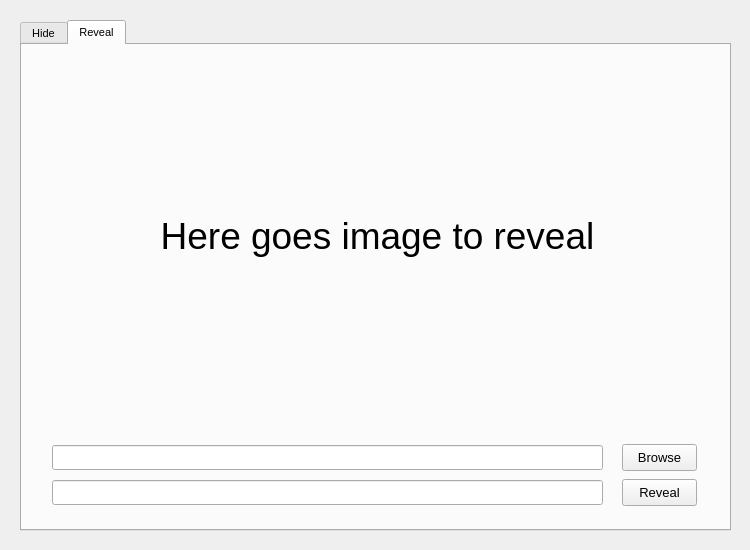
Old version of the form steganography.ui in the repository DenisTrputec/Steganography.
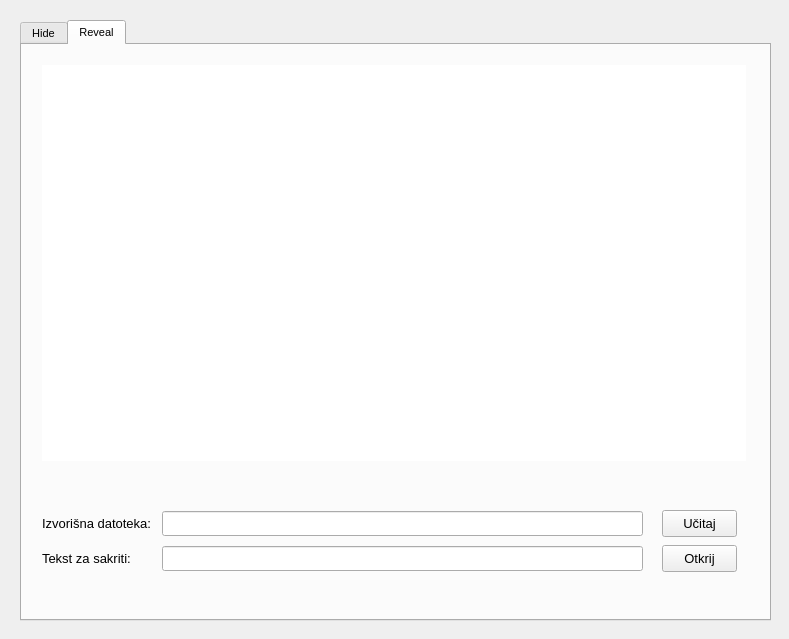
New version of the form. The open tabs and pages were chosen to show the change.

Commit message: Gui and Steganography connection

The edit to the form file:
```diff
--- a/steganography.ui
+++ b/steganography.ui
@@ -6,8 +6,8 @@
    <rect>
     <x>0</x>
     <y>0</y>
-    <width>750</width>
-    <height>550</height>
+    <width>789</width>
+    <height>639</height>
    </rect>
   </property>
   <property name="font">
@@ -23,8 +23,8 @@
     <rect>
      <x>20</x>
      <y>20</y>
-     <width>711</width>
-     <height>511</height>
+     <width>751</width>
+     <height>601</height>
     </rect>
    </property>
    <property name="currentIndex">
@@ -126,61 +126,13 @@
     <attribute name="title">
      <string>Reveal</string>
     </attribute>
-    <widget class="QPushButton" name="pushButton_reveal_browse">
-     <property name="geometry">
-      <rect>
-       <x>600</x>
-       <y>399</y>
-       <width>75</width>
-       <height>27</height>
-      </rect>
-     </property>
-     <property name="font">
-      <font>
-       <pointsize>10</pointsize>
-      </font>
-     </property>
-     <property name="text">
-      <string>Browse</string>
-     </property>
-    </widget>
-    <widget class="QLineEdit" name="lineEdit_reveal">
-     <property name="geometry">
-      <rect>
-       <x>30</x>
-       <y>435</y>
-       <width>551</width>
-       <height>25</height>
-      </rect>
-     </property>
-     <property name="font">
-      <font>
-       <pointsize>10</pointsize>
-      </font>
-     </property>
-    </widget>
-    <widget class="QLineEdit" name="lineEdit_reveal_browse">
-     <property name="geometry">
-      <rect>
-       <x>30</x>
-       <y>400</y>
-       <width>551</width>
-       <height>25</height>
-      </rect>
-     </property>
-     <property name="font">
-      <font>
-       <pointsize>10</pointsize>
-      </font>
-     </property>
-    </widget>
     <widget class="QLabel" name="label_reveal_image">
      <property name="geometry">
       <rect>
        <x>20</x>
        <y>20</y>
-       <width>671</width>
-       <height>341</height>
+       <width>704</width>
+       <height>396</height>
       </rect>
      </property>
      <property name="font">
@@ -188,8 +140,11 @@
        <pointsize>28</pointsize>
       </font>
      </property>
+     <property name="styleSheet">
+      <string notr="true">background-color: rgb(255, 255, 255);</string>
+     </property>
      <property name="text">
-      <string>Here goes image to reveal</string>
+      <string/>
      </property>
      <property name="alignment">
       <set>Qt::AlignCenter</set>
@@ -198,8 +153,8 @@
     <widget class="QPushButton" name="pushButton_reveal">
      <property name="geometry">
       <rect>
-       <x>600</x>
-       <y>434</y>
+       <x>640</x>
+       <y>465</y>
        <width>75</width>
        <height>27</height>
       </rect>
@@ -210,7 +165,91 @@
       </font>
      </property>
      <property name="text">
-      <string>Reveal</string>
+      <string>Učitaj</string>
+     </property>
+    </widget>
+    <widget class="QLabel" name="label_reveal_source">
+     <property name="geometry">
+      <rect>
+       <x>20</x>
+       <y>470</y>
+       <width>121</width>
+       <height>16</height>
+      </rect>
+     </property>
+     <property name="font">
+      <font>
+       <pointsize>10</pointsize>
+      </font>
+     </property>
+     <property name="text">
+      <string>Izvorišna datoteka:</string>
+     </property>
+    </widget>
+    <widget class="QPushButton" name="pushButton_reveal_text">
+     <property name="geometry">
+      <rect>
+       <x>640</x>
+       <y>500</y>
+       <width>75</width>
+       <height>27</height>
+      </rect>
+     </property>
+     <property name="font">
+      <font>
+       <pointsize>10</pointsize>
+      </font>
+     </property>
+     <property name="text">
+      <string>Otkrij</string>
+     </property>
+    </widget>
+    <widget class="QLineEdit" name="lineEdit_reveal_text">
+     <property name="geometry">
+      <rect>
+       <x>140</x>
+       <y>501</y>
+       <width>481</width>
+       <height>25</height>
+      </rect>
+     </property>
+     <property name="font">
+      <font>
+       <pointsize>10</pointsize>
+      </font>
+     </property>
+    </widget>
+    <widget class="QLabel" name="label_reveal_text">
+     <property name="geometry">
+      <rect>
+       <x>20</x>
+       <y>505</y>
+       <width>111</width>
+       <height>16</height>
+      </rect>
+     </property>
+     <property name="font">
+      <font>
+       <pointsize>10</pointsize>
+      </font>
+     </property>
+     <property name="text">
+      <string>Tekst za sakriti:</string>
+     </property>
+    </widget>
+    <widget class="QLineEdit" name="lineEdit_reveal_source">
+     <property name="geometry">
+      <rect>
+       <x>140</x>
+       <y>466</y>
+       <width>481</width>
+       <height>25</height>
+      </rect>
+     </property>
+     <property name="font">
+      <font>
+       <pointsize>10</pointsize>
+      </font>
      </property>
     </widget>
    </widget>
```
Left out of the diff: 135 changed lines with no effect on the pictures. The commit also changes 2 other files.
